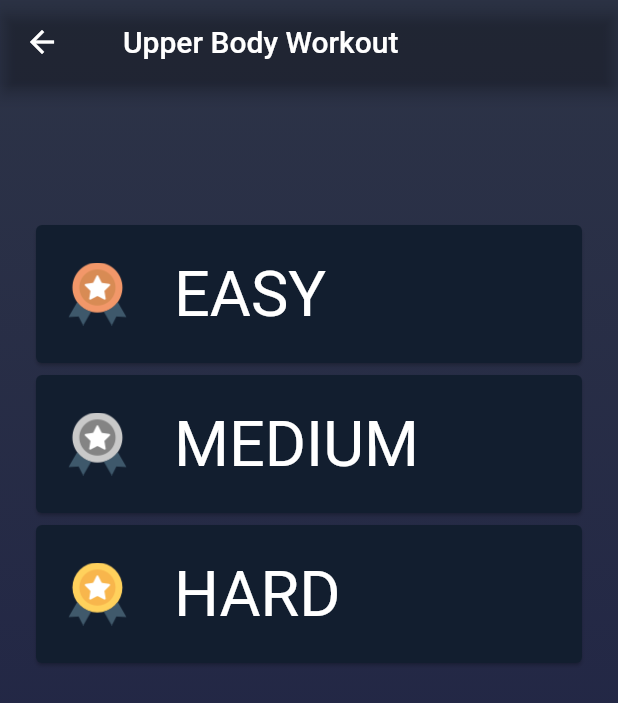
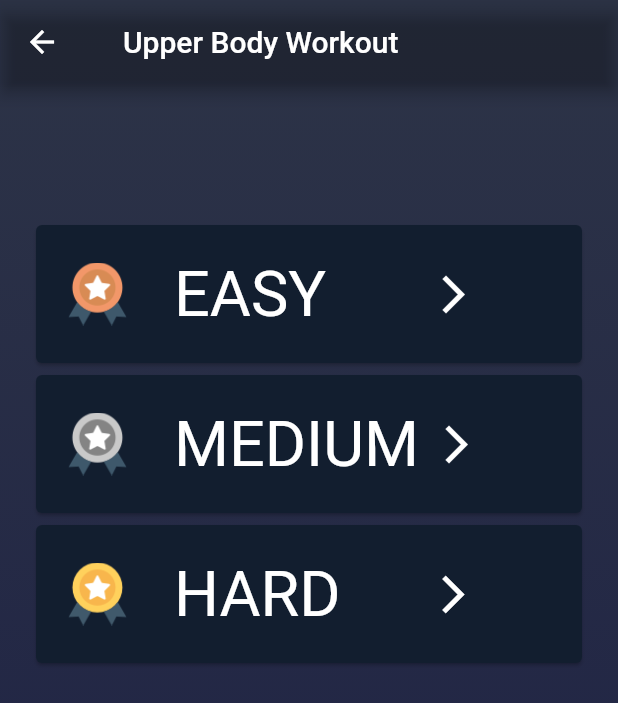
Before and after one commit to apichart2425/FitJung, a Flutter app: the ModeScreen screen opened by its route, on a phone screen of 412 x 824 dp. Shown: the top 703 px of the screen. Run offline on Flutter 3.47's test engine with Material 2 defaults, Android fonts, the phone set to English and light mode, and no system bars; our stand-ins replace cloud_firestore, firebase_auth, firebase_storage, flutter_screenutil, google_maps_flutter, image_picker and 3 more; missing offline and left inert: flutter_google_places, google_maps_webservice; accounts and stored records are empty; project files that could hold a hidden picture were left out.

Commit message:
add arrow

```diff
--- a/lib/UI/ModeScreen.dart
+++ b/lib/UI/ModeScreen.dart
@@ -69,6 +69,10 @@ class ModeScreen extends StatelessWidget{
                           color: Colors.white,
                           fontSize: 42
                         )),
+                        Padding(
+                          padding: EdgeInsets.only(left: 70),
+                          child: Icon(Icons.arrow_forward_ios, size: 30, color: Colors.white,),
+                        ),
 
                       ],
                     )
@@ -97,6 +101,10 @@ class ModeScreen extends StatelessWidget{
                           color: Colors.white,
                           fontSize: 42
                         )),
+                        Padding(
+                          padding: EdgeInsets.only(left: 10.0),
+                          child: Icon(Icons.arrow_forward_ios, size: 30, color: Colors.white,),
+                        ),
 
                       ],
                     )
@@ -126,6 +134,11 @@ class ModeScreen extends StatelessWidget{
                             color: Colors.white,
                             fontSize: 42
                           )),
+                          Padding(
+                          padding: EdgeInsets.only(left: 60.0),
+                          child: Icon(Icons.arrow_forward_ios, size: 30, color: Colors.white,),
+                        ),
+
 
                         ],
                       )
```
